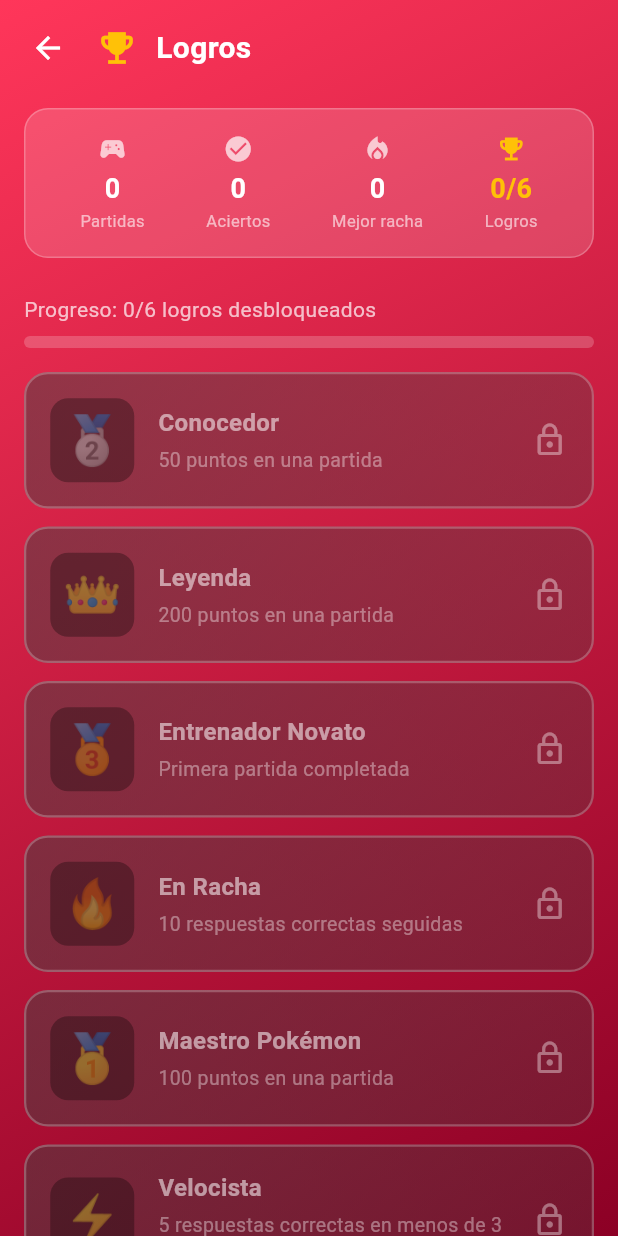
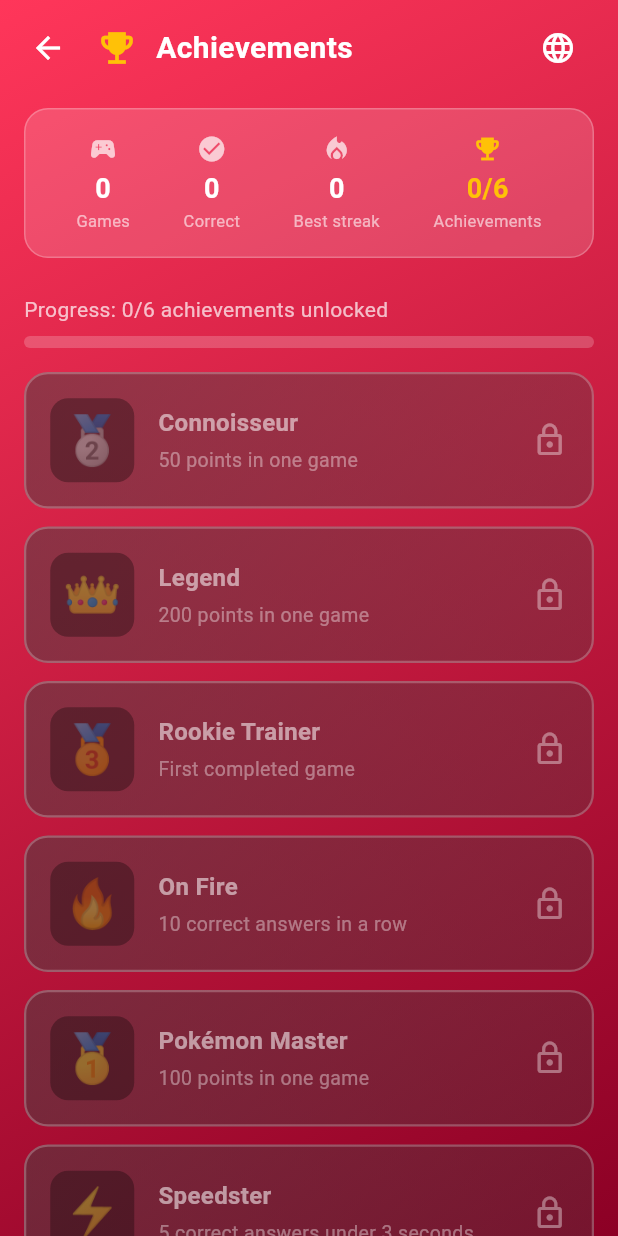
Before and after one commit to Emiliox1526/pokedex_carbonica, a Flutter app: the AchievementsScreen screen opened directly, on a phone screen of 412 x 824 dp. Run offline on Flutter 3.47's test engine with Material 3 defaults, Android fonts, the phone set to English and light mode, and no system bars; our stand-ins replace cached_network_image, connectivity_plus, flutter_riverpod, graphql_flutter, hive, hive_flutter and 3 more; accounts and stored records are empty; generated files the repository leaves out were written again; network calls fail.

Commit message:
Add localization and accessibility for trivia game

```diff
--- /dev/null
+++ b/lib/common/extensions/l10n_extension.dart
@@ -0,0 +1,6 @@
+import 'package:flutter/widgets.dart';
+import 'package:flutter_gen/gen_l10n/app_localizations.dart';
+
+extension L10nExtension on BuildContext {
+  AppLocalizations get l10n => AppLocalizations.of(this)!;
+}
--- /dev/null
+++ b/lib/common/widgets/language_selector.dart
@@ -0,0 +1,42 @@
+import 'package:flutter/material.dart';
+import 'package:flutter_riverpod/flutter_riverpod.dart';
+import 'package:flutter_gen/gen_l10n/app_localizations.dart';
+
+import '../../core/providers/locale_provider.dart';
+
+class LanguageSelector extends ConsumerWidget {
+  const LanguageSelector({super.key, this.iconColor = Colors.white});
+
+  final Color iconColor;
+
+  @override
+  Widget build(BuildContext context, WidgetRef ref) {
+    final l10n = AppLocalizations.of(context)!;
+    final locale = ref.watch(localeProvider);
+    final currentLanguageCode = locale?.languageCode ??
+        Localizations.localeOf(context).languageCode;
+    final currentLanguageName = currentLanguageCode == 'es'
+        ? l10n.languageSpanish
+        : l10n.languageEnglish;
+
+    return Semantics(
+      label: l10n.languageButtonLabel(currentLanguageName),
+      button: true,
+      child: PopupMenuButton<Locale>(
+        tooltip: l10n.languageButtonTooltip,
+        icon: Icon(Icons.language, color: iconColor),
+        onSelected: (selected) => ref.read(localeProvider.notifier).setLocale(selected),
+        itemBuilder: (context) => [
+          PopupMenuItem(
+            value: const Locale('es'),
+            child: Text(l10n.languageSpanish),
+          ),
+          PopupMenuItem(
+            value: const Locale('en'),
+            child: Text(l10n.languageEnglish),
+          ),
+        ],
+      ),
+    );
+  }
+}
--- /dev/null
+++ b/lib/core/providers/locale_provider.dart
@@ -0,0 +1,12 @@
+import 'package:flutter/material.dart';
+import 'package:flutter_riverpod/flutter_riverpod.dart';
+
+class LocaleNotifier extends StateNotifier<Locale?> {
+  LocaleNotifier() : super(null);
+
+  void setLocale(Locale locale) => state = locale;
+}
+
+final localeProvider = StateNotifierProvider<LocaleNotifier, Locale?>(
+  (ref) => LocaleNotifier(),
+);
--- a/lib/features/game/ui/achievements_screen.dart
+++ b/lib/features/game/ui/achievements_screen.dart
@@ -1,6 +1,9 @@
 import 'package:flutter/material.dart';
 import 'package:flutter_riverpod/flutter_riverpod.dart';
+import 'package:flutter_gen/gen_l10n/app_localizations.dart';
 
+import 'package:pokedex_carbonica/common/extensions/l10n_extension.dart';
+import 'package:pokedex_carbonica/common/widgets/language_selector.dart';
 import 'game_provider.dart';
 import 'widgets/achievement_badge.dart';
 
@@ -16,6 +19,7 @@ class AchievementsScreen extends ConsumerWidget {
 
   @override
   Widget build(BuildContext context, WidgetRef ref) {
+    final l10n = context.l10n;
     final achievementsAsync = ref.watch(achievementsProvider);
     final statsAsync = ref.watch(gameStatsProvider);
 
@@ -39,11 +43,11 @@ class AchievementsScreen extends ConsumerWidget {
             child: Column(
               children: [
                 // Header
-                _buildHeader(context),
+                _buildHeader(context, l10n),
 
                 // Estadísticas
                 statsAsync.when(
-                  data: (stats) => _buildStats(stats),
+                  data: (stats) => _buildStats(stats, l10n),
                   loading: () => const SizedBox.shrink(),
                   error: (_, __) => const SizedBox.shrink(),
                 ),
@@ -51,7 +55,8 @@ class AchievementsScreen extends ConsumerWidget {
                 // Lista de logros
                 Expanded(
                   child: achievementsAsync.when(
-                    data: (achievements) => _buildAchievementsList(achievements),
+                    data: (achievements) =>
+                        _buildAchievementsList(achievements, l10n),
                     loading: () => const Center(
                       child: CircularProgressIndicator(color: Colors.white),
                     ),
@@ -66,7 +71,7 @@ class AchievementsScreen extends ConsumerWidget {
                           ),
                           const SizedBox(height: 12),
                           Text(
-                            'Error al cargar logros',
+                            l10n.achievementsError,
                             style: TextStyle(
                               color: Colors.white.withOpacity(0.7),
                             ),
@@ -84,32 +89,37 @@ class AchievementsScreen extends ConsumerWidget {
     );
   }
 
-  Widget _buildHeader(BuildContext context) {
+  Widget _buildHeader(BuildContext context, AppLocalizations l10n) {
     return Padding(
       padding: const EdgeInsets.fromLTRB(8, 8, 16, 8),
       child: Row(
         children: [
           IconButton(
             icon: const Icon(Icons.arrow_back, color: Colors.white),
+            tooltip: MaterialLocalizations.of(context).backButtonTooltip,
             onPressed: () => Navigator.of(context).pop(),
           ),
           const SizedBox(width: 8),
           const Icon(Icons.emoji_events, color: Colors.amber, size: 28),
           const SizedBox(width: 12),
-          const Text(
-            'Logros',
-            style: TextStyle(
-              color: Colors.white,
-              fontSize: 20,
-              fontWeight: FontWeight.bold,
+          Expanded(
+            child: Text(
+              l10n.achievementsTitle,
+              style: const TextStyle(
+                color: Colors.white,
+                fontSize: 20,
+                fontWeight: FontWeight.bold,
+              ),
             ),
           ),
+          const SizedBox(width: 4),
+          const LanguageSelector(),
         ],
       ),
     );
   }
 
-  Widget _buildStats(GameStats stats) {
+  Widget _buildStats(GameStats stats, AppLocalizations l10n) {
     return Container(
       margin: const EdgeInsets.symmetric(horizontal: 16, vertical: 8),
       padding: const EdgeInsets.all(16),
@@ -124,22 +134,22 @@ class AchievementsScreen extends ConsumerWidget {
           _buildStatItem(
             icon: Icons.sports_esports,
             value: '${stats.totalGames}',
-            label: 'Partidas',
+            label: l10n.statsGames,
           ),
           _buildStatItem(
             icon: Icons.check_circle,
             value: '${stats.totalCorrect}',
-            label: 'Aciertos',
+            label: l10n.statsHits,
           ),
           _buildStatItem(
             icon: Icons.local_fire_department,
             value: '${stats.bestStreak}',
-            label: 'Mejor racha',
+            label: l10n.statsBestStreak,
           ),
           _buildStatItem(
             icon: Icons.emoji_events,
             value: '${stats.unlockedAchievements}/6',
-            label: 'Logros',
+            label: l10n.statsAchievements,
             color: Colors.amber,
           ),
         ],
@@ -176,7 +186,10 @@ class AchievementsScreen extends ConsumerWidget {
     );
   }
 
-  Widget _buildAchievementsList(List<dynamic> achievements) {
+  Widget _buildAchievementsList(
+    List<dynamic> achievements,
+    AppLocalizations l10n,
+  ) {
     // Ordenar: desbloqueados primero
     final sorted = List.from(achievements)
       ..sort((a, b) {
@@ -192,7 +205,7 @@ class AchievementsScreen extends ConsumerWidget {
         Padding(
           padding: const EdgeInsets.fromLTRB(16, 16, 16, 8),
           child: Text(
-            'Progreso: $unlocked/${achievements.length} logros desbloqueados',
+            l10n.progressUnlocked('$unlocked', '${achievements.length}'),
             style: TextStyle(
               color: Colors.white.withOpacity(0.7),
               fontSize: 14,
--- a/lib/features/game/ui/widgets/achievement_badge.dart
+++ b/lib/features/game/ui/widgets/achievement_badge.dart
@@ -1,6 +1,8 @@
 import 'package:flutter/material.dart';
+import 'package:flutter_gen/gen_l10n/app_localizations.dart';
 
 import '../../domain/game_achievement.dart';
+import '../../domain/game_achievement_localizations.dart';
 
 /// Badge que muestra un logro del juego.
 ///
@@ -32,15 +34,23 @@ class AchievementBadge extends StatelessWidget {
 
   @override
   Widget build(BuildContext context) {
+    final l10n = AppLocalizations.of(context)!;
+    final name = achievement.localizedName(l10n);
+    final description = achievement.localizedDescription(l10n);
+
     if (compact) {
-      return _buildCompactBadge();
+      return _buildCompactBadge(name, description);
     }
-    return _buildFullBadge();
+    return Semantics(
+      label: name,
+      hint: description,
+      child: _buildFullBadge(l10n, name, description),
+    );
   }
 
-  Widget _buildCompactBadge() {
+  Widget _buildCompactBadge(String name, String description) {
     return Tooltip(
-      message: '${achievement.name}\n${achievement.description}',
+      message: '$name\n$description',
       child: Material(
         color: Colors.transparent,
         child: InkWell(
@@ -72,7 +82,11 @@ class AchievementBadge extends StatelessWidget {
     );
   }
 
-  Widget _buildFullBadge() {
+  Widget _buildFullBadge(
+    AppLocalizations l10n,
+    String name,
+    String description,
+  ) {
     return Material(
       color: Colors.transparent,
       child: InkWell(
@@ -136,7 +150,7 @@ class AchievementBadge extends StatelessWidget {
                   crossAxisAlignment: CrossAxisAlignment.start,
                   children: [
                     Text(
-                      achievement.name,
+                      name,
                       style: TextStyle(
                         color: achievement.isUnlocked
                             ? Colors.white
@@ -148,7 +162,7 @@ class AchievementBadge extends StatelessWidget {
                     if (showDescription) ...[
                       const SizedBox(height: 4),
                       Text(
-                        achievement.description,
+                        description,
                         style: TextStyle(
                           color: achievement.isUnlocked
                               ? Colors.white70
@@ -168,7 +182,9 @@ class AchievementBadge extends StatelessWidget {
                           ),
                           const SizedBox(width: 4),
                           Text(
-                            'Desbloqueado el ${_formatDate(achievement.unlockedDate!)}',
+                            l10n.unlockedOnDate(
+                              _formatDate(achievement.unlockedDate!),
+                            ),
                             style: TextStyle(
                               color: Colors.green.shade300,
                               fontSize: 11,
--- a/lib/features/game/ui/widgets/timer_bar.dart
+++ b/lib/features/game/ui/widgets/timer_bar.dart
@@ -1,4 +1,6 @@
 import 'package:flutter/material.dart';
+
+import '../../../../common/extensions/l10n_extension.dart';
 
 /// Barra de progreso del tiempo restante.
 ///
@@ -23,6 +25,7 @@ class TimerBar extends StatelessWidget {
 
   @override
   Widget build(BuildContext context) {
+    final l10n = context.l10n;
     final progress = maxSeconds > 0
         ? (remainingSeconds / maxSeconds).clamp(0.0, 1.0)
         : 0.0;
@@ -45,7 +48,7 @@ class TimerBar extends StatelessWidget {
                   ),
                   const SizedBox(width: 6),
                   Text(
-                    'Tiempo',
+                    l10n.timerLabel,
                     style: TextStyle(
                       color: Colors.white.withOpacity(0.8),
                       fontSize: 14,
--- /dev/null
+++ b/lib/l10n/app_en.arb
@@ -0,0 +1,111 @@
+{
+  "appTitle": "Pokédex Carbonica",
+  "whoIsPokemonTitle": "Who is this Pokémon?",
+  "whoIsPokemonDescription": "Guess the Pokémon\nby its silhouette!",
+  "whoIsPokemonRules": "10 questions • 15 seconds each\n+10 points per correct answer • Speed bonus",
+  "highScoreLabel": "Best score: {score}",
+  "@highScoreLabel": {
+    "placeholders": {
+      "score": {}
+    }
+  },
+  "startGame": "START GAME",
+  "viewRanking": "View Ranking",
+  "resultCorrect": "Correct!",
+  "resultIncorrect": "Incorrect",
+  "resultAnswer": "It's {pokemonName}",
+  "@resultAnswer": {
+    "placeholders": {
+      "pokemonName": {}
+    }
+  },
+  "answerOption": "Answer option {pokemonName}",
+  "@answerOption": {
+    "placeholders": {
+      "pokemonName": {}
+    }
+  },
+  "timeBonus": "Time bonus! +5 points",
+  "timeElapsed": "Time: {seconds}s",
+  "@timeElapsed": {
+    "placeholders": {
+      "seconds": {}
+    }
+  },
+  "showResults": "VIEW RESULTS",
+  "nextQuestion": "NEXT",
+  "exitGameTitle": "Exit the game?",
+  "exitGameMessage": "You will lose the current game progress.",
+  "cancel": "CANCEL",
+  "exit": "EXIT",
+  "timerLabel": "Time",
+  "scoreLabel": "Points",
+  "questionLabel": "Question",
+  "streakLabel": "Streak",
+  "achievementsTitle": "Achievements",
+  "statsGames": "Games",
+  "statsHits": "Correct",
+  "statsBestStreak": "Best streak",
+  "statsAchievements": "Achievements",
+  "achievementsError": "Error loading achievements",
+  "progressUnlocked": "Progress: {unlocked}/{total} achievements unlocked",
+  "@progressUnlocked": {
+    "placeholders": {
+      "unlocked": {},
+      "total": {}
+    }
+  },
+  "rankingTitle": "Ranking",
+  "resultsTitle": "Results",
+  "newRecord": "NEW RECORD!",
+  "gameFinished": "GAME FINISHED",
+  "pointsLabel": "POINTS",
+  "statsAccuracy": "Accuracy",
+  "unlockedAchievementsTitle": "Unlocked achievements",
+  "menu": "MENU",
+  "play": "PLAY",
+  "rankingSectionTitle": "RANKING",
+  "errorLoadingRanking": "Error loading ranking",
+  "noScores": "No scores yet",
+  "playToRank": "Play to enter the ranking!",
+  "scorePoints": "{points} points",
+  "@scorePoints": {
+    "placeholders": {
+      "points": {}
+    }
+  },
+  "unlockedOnDate": "Unlocked on {date}",
+  "@unlockedOnDate": {
+    "placeholders": {
+      "date": {}
+    }
+  },
+  "achievementUnlockTitle": "ACHIEVEMENT UNLOCKED!",
+  "great": "AWESOME!",
+  "languageButtonTooltip": "Change language",
+  "languageButtonLabel": "Language selector. Current: {language}",
+  "@languageButtonLabel": {
+    "placeholders": {
+      "language": {}
+    }
+  },
+  "languageEnglish": "English",
+  "languageSpanish": "Spanish",
+  "achievementNoviceTrainerName": "Rookie Trainer",
+  "achievementConnoisseurName": "Connoisseur",
+  "achievementPokemonMasterName": "Pokémon Master",
+  "achievementSpeedsterName": "Speedster",
+  "achievementOnFireName": "On Fire",
+  "achievementLegendName": "Legend",
+  "achievementNoviceTrainerDescription": "First completed game",
+  "achievementConnoisseurDescription": "50 points in one game",
+  "achievementPokemonMasterDescription": "100 points in one game",
+  "achievementSpeedsterDescription": "5 correct answers under 3 seconds",
+  "achievementOnFireDescription": "10 correct answers in a row",
+  "achievementLegendDescription": "200 points in one game",
+  "silhouetteHiddenLabel": "Pokémon silhouette hidden",
+  "silhouetteRevealedLabel": "Pokémon image revealed",
+  "languageToggle": "Language",
+  "speedBonusLabel": "Speed bonus",
+  "streakMultiplier": "x1.5"
+}
--- a/pubspec.yaml
+++ b/pubspec.yaml
@@ -11,6 +11,9 @@ dependencies:
   shared_preferences: ^2.2.2
   flutter:
     sdk: flutter
+  flutter_localizations:
+    sdk: flutter
+  intl: ^0.19.0
 
   # Compartir y manejo de archivos temporales
   share_plus: ^10.1.3
```
Also changed, not shown: lib/app.dart (+29 -3 lines), lib/features/game/domain/game_achievement_localizations.dart (added, +39 -0 lines), lib/features/game/ui/game_results_screen.dart (+56 -40 lines), lib/features/game/ui/who_is_pokemon_screen.dart (+61 -40 lines), lib/features/game/ui/widgets/achievement_unlock_modal.dart (+15 -9 lines), lib/features/game/ui/widgets/answer_button.dart (+11 -1 lines), lib/features/game/ui/widgets/ranking_list.dart (+9 -3 lines), lib/features/game/ui/widgets/score_display.dart (+16 -12 lines), lib/l10n/app_es.arb (added, +111 -0 lines).
